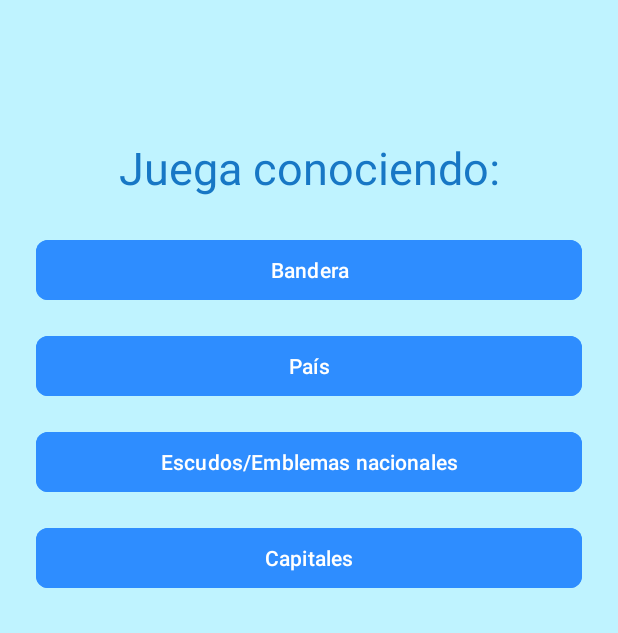
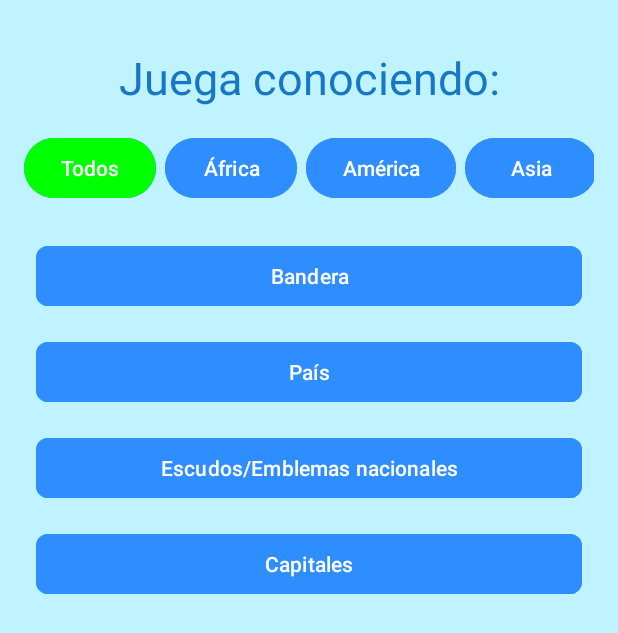
Before and after one commit to Alragar2/Flag_Flash, an Android app: the ElegirJugarActivity screen opened directly, with no data from a screen before it, on a phone screen of 412 x 824 dp. Shown: the top 633 px of the screen. Run offline under Robolectric (Android 15) with nearby library versions, the phone set to English and light mode, and no system bars.

Commit message:
Filtro Continentes

```diff
--- /dev/null
+++ b/FlagFlash/FlagFlash/app/src/main/java/alragar2/isi3/uv/flagflash/ContinentFilterAdapter.kt
@@ -0,0 +1,39 @@
+package alragar2.isi3.uv.flagflash
+
+import android.graphics.Color
+import android.view.LayoutInflater
+import android.view.View
+import android.view.ViewGroup
+import android.widget.Button
+import androidx.recyclerview.widget.RecyclerView
+
+// Create a new adapter for the filter options
+class ContinentFilterAdapter(private val filters: List<String>, private val onClick: (String) -> Unit) :
+    RecyclerView.Adapter<ContinentFilterAdapter.FilterViewHolder>() {
+
+    private var selectedFilter: String? = filters.firstOrNull()
+
+    class FilterViewHolder(val view: View) : RecyclerView.ViewHolder(view) {
+        val button: Button = view.findViewById(R.id.filterButton)
+    }
+
+    override fun onCreateViewHolder(parent: ViewGroup, viewType: Int): FilterViewHolder {
+        val view = LayoutInflater.from(parent.context)
+            .inflate(R.layout.item_continent_filter, parent, false)
+        return FilterViewHolder(view)
+    }
+
+    override fun onBindViewHolder(holder: FilterViewHolder, position: Int) {
+        val filter = filters[position]
+        holder.button.text = filter
+        holder.button.setBackgroundColor(
+            if (filter == selectedFilter) Color.GREEN else Color.parseColor("#2E8DFF")
+        )
+        holder.button.setOnClickListener {
+            selectedFilter = filter
+            notifyDataSetChanged()
+            onClick(filter) }
+    }
+
+    override fun getItemCount() = filters.size
+}
--- a/FlagFlash/FlagFlash/app/src/main/java/alragar2/isi3/uv/flagflash/GameModeAdapter.kt
+++ b/FlagFlash/FlagFlash/app/src/main/java/alragar2/isi3/uv/flagflash/GameModeAdapter.kt
@@ -4,7 +4,6 @@ import android.view.View
 import android.view.ViewGroup
 import android.widget.Button
 import androidx.recyclerview.widget.RecyclerView
-import alragar2.isi3.uv.flagflash.R
 
 class GameModeAdapter(private val gameModes: List<String>, private val onGameModeClick: (String) -> Unit) : RecyclerView.Adapter<GameModeAdapter.GameModeViewHolder>() {
 
--- a/FlagFlash/FlagFlash/app/src/main/java/alragar2/isi3/uv/flagflash/VictoriaIndividualActivity.kt
+++ b/FlagFlash/FlagFlash/app/src/main/java/alragar2/isi3/uv/flagflash/VictoriaIndividualActivity.kt
@@ -10,10 +10,13 @@ import androidx.appcompat.app.AppCompatActivity
 class VictoriaIndividualActivity : AppCompatActivity() {
 
     private lateinit var mediaPlayer: MediaPlayer
+    private var selectedContinent: String? = null
 
     override fun onCreate(savedInstanceState: Bundle?) {
         super.onCreate(savedInstanceState)
         setContentView(R.layout.activity_victoria_ind)
+
+        selectedContinent = intent.getStringExtra("selectedContinent")
 
         mediaPlayer = MediaPlayer.create(this, R.raw.win)
         mediaPlayer.start()
@@ -48,6 +51,7 @@ class VictoriaIndividualActivity : AppCompatActivity() {
                 "JuegoEscudoActivity" -> Intent(this, JuegoEscudoActivity::class.java)
                 else -> Intent (this, MainActivity::class.java)
             }
+            intent.putExtra("selectedContinent", selectedContinent)
             startActivity(intent)
             finish()
         }
--- a/FlagFlash/FlagFlash/app/src/main/res/layout/elegir_jugar.xml
+++ b/FlagFlash/FlagFlash/app/src/main/res/layout/elegir_jugar.xml
@@ -11,7 +11,7 @@
 
     <TextView
         android:id="@+id/gameModesTitle"
-        android:layout_width="300dp"
+        android:layout_width="wrap_content"
         android:layout_height="wrap_content"
         android:text="Juega conociendo:"
         android:textSize="30sp"
@@ -21,7 +21,19 @@
         app:layout_constraintEnd_toEndOf="parent"
         app:layout_constraintStart_toStartOf="parent"
         app:layout_constraintTop_toTopOf="parent"
-        app:layout_constraintVertical_bias="0.1"/>
+        app:layout_constraintVertical_bias="0.02"/>
+
+    <androidx.recyclerview.widget.RecyclerView
+        android:id="@+id/continentFilterRecyclerView"
+        android:layout_width="0dp"
+        android:layout_height="wrap_content"
+        android:layout_marginTop="16dp"
+        android:orientation="horizontal"
+        app:layout_constraintTop_toBottomOf="@+id/gameModesTitle"
+        app:layout_constraintStart_toStartOf="parent"
+        app:layout_constraintEnd_toEndOf="parent"
+        app:layout_constraintBottom_toTopOf="@+id/gameModesRecyclerView">
+    </androidx.recyclerview.widget.RecyclerView>
 
 
     <androidx.recyclerview.widget.RecyclerView
@@ -32,7 +44,7 @@
         app:layout_constraintBottom_toBottomOf="parent"
         app:layout_constraintEnd_toEndOf="parent"
         app:layout_constraintStart_toStartOf="parent"
-        app:layout_constraintTop_toBottomOf="@+id/gameModesTitle"
+        app:layout_constraintTop_toBottomOf="@+id/continentFilterRecyclerView"
         app:layout_constraintVertical_bias="0.1" />
 
 
--- /dev/null
+++ b/FlagFlash/FlagFlash/app/src/main/res/layout/item_continent_filter.xml
@@ -0,0 +1,20 @@
+<?xml version="1.0" encoding="utf-8"?>
+<androidx.constraintlayout.widget.ConstraintLayout xmlns:android="http://schemas.android.com/apk/res/android"
+    android:layout_width="wrap_content"
+    android:layout_height="wrap_content"
+    xmlns:app="http://schemas.android.com/apk/res-auto">
+
+    <!-- Create a new layout file filter_item.xml for the filter items -->
+    <Button xmlns:android="http://schemas.android.com/apk/res/android"
+        android:id="@+id/filterButton"
+        android:layout_width="wrap_content"
+        android:layout_height="wrap_content"
+        android:backgroundTint="#2E8DFF"
+        android:layout_marginRight="6dp"
+        android:textColor="#FFFFFF"
+        app:layout_constraintBottom_toBottomOf="parent"
+        app:layout_constraintEnd_toEndOf="parent"
+        app:layout_constraintStart_toStartOf="parent"
+        app:layout_constraintTop_toTopOf="parent"/>
+
+</androidx.constraintlayout.widget.ConstraintLayout>
```
Also changed, not shown: FlagFlash/FlagFlash/app/src/main/java/alragar2/isi3/uv/flagflash/DerrotaIndividualActivity.kt (+8 -4 lines), FlagFlash/FlagFlash/app/src/main/java/alragar2/isi3/uv/flagflash/ElegirJugarActivity.kt (+23 -17 lines), FlagFlash/FlagFlash/app/src/main/java/alragar2/isi3/uv/flagflash/JuegoBanderaActivity.kt (+13 -1 lines), FlagFlash/FlagFlash/app/src/main/java/alragar2/isi3/uv/flagflash/JuegoCapitalActivity.kt (+9 -2 lines), FlagFlash/FlagFlash/app/src/main/java/alragar2/isi3/uv/flagflash/JuegoEscudoActivity.kt (+8 -1 lines), FlagFlash/FlagFlash/app/src/main/java/alragar2/isi3/uv/flagflash/JuegoPaisActivity.kt (+7 -2 lines).
